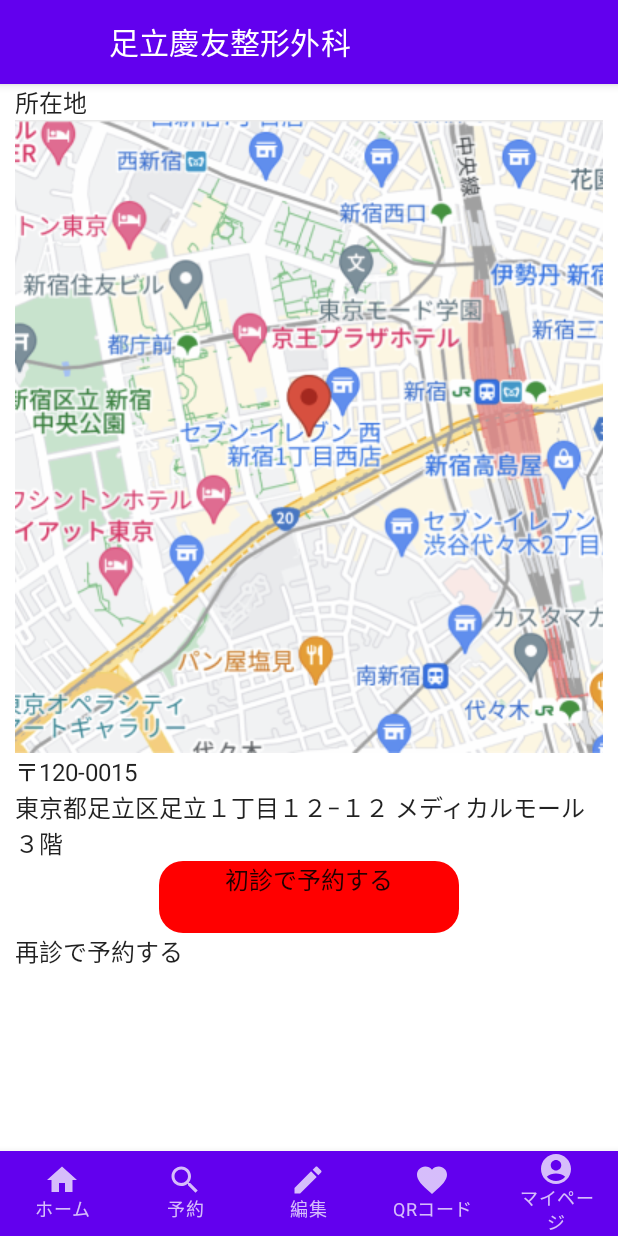
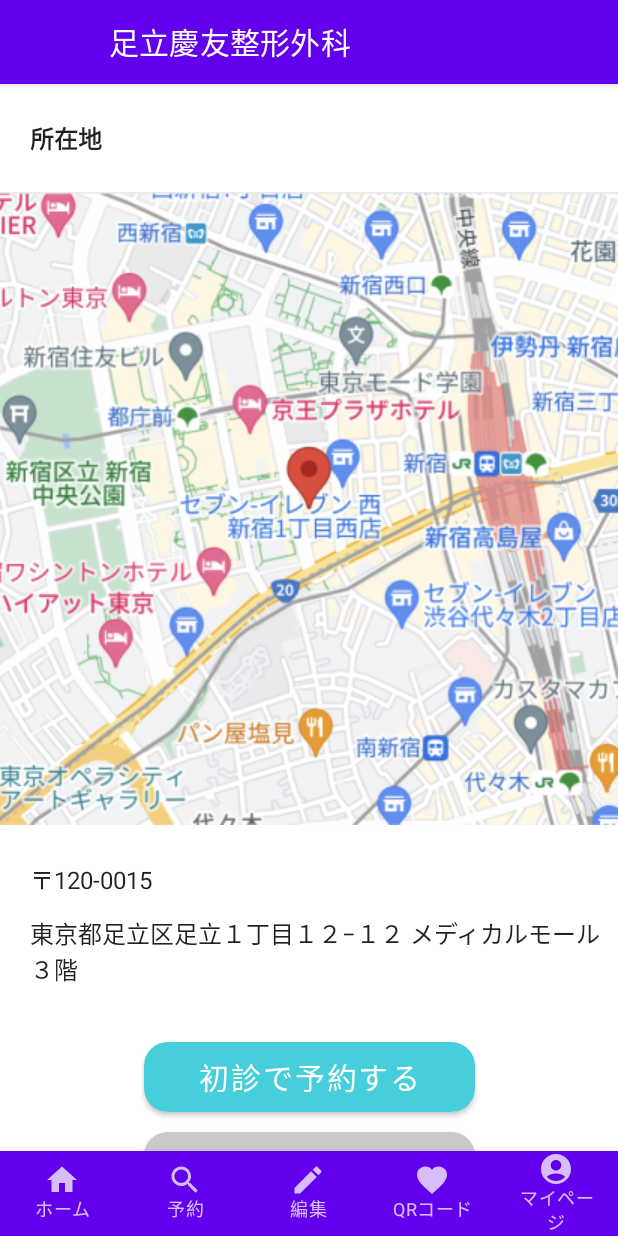
Before and after one commit to rnk0085/medical-hackathon, an Android app built with Jetpack Compose: the HospitalDetailScreen screen opened through its navigation route, on a phone screen of 412 x 824 dp. Run offline under Robolectric (Android 15) with nearby library versions, the phone set to English and light mode, and no system bars.

Commit message:
feat: HospitalDetailScreen のデザインを反映

```diff
--- /dev/null
+++ b/app/src/main/java/com/example/medicalhackathon/UtilColor.kt
@@ -0,0 +1,8 @@
+package com.example.medicalhackathon
+
+import androidx.compose.ui.graphics.Color
+
+object UtilColor {
+    val mainColor: Color = Color(0xFF47CEDB)
+    val originalGrayColor: Color = Color(0xFFC9C9C9)
+}
--- a/app/src/main/java/com/example/medicalhackathon/ui/reservation/hospitalList/HospitalDetailScreen.kt
+++ b/app/src/main/java/com/example/medicalhackathon/ui/reservation/hospitalList/HospitalDetailScreen.kt
@@ -1,28 +1,32 @@
 package com.example.medicalhackathon.ui.reservation.hospitalList
 
 import androidx.compose.foundation.Image
-import androidx.compose.foundation.background
-import androidx.compose.foundation.clickable
 import androidx.compose.foundation.layout.Box
+import androidx.compose.foundation.layout.Spacer
 import androidx.compose.foundation.layout.fillMaxSize
 import androidx.compose.foundation.layout.fillMaxWidth
+import androidx.compose.foundation.layout.height
 import androidx.compose.foundation.layout.padding
-import androidx.compose.foundation.layout.size
 import androidx.compose.foundation.lazy.LazyColumn
 import androidx.compose.foundation.shape.RoundedCornerShape
+import androidx.compose.material.Button
+import androidx.compose.material.ButtonDefaults
 import androidx.compose.material.Scaffold
 import androidx.compose.material.Text
 import androidx.compose.runtime.Composable
 import androidx.compose.ui.Alignment
 import androidx.compose.ui.Modifier
-import androidx.compose.ui.draw.clip
 import androidx.compose.ui.graphics.Color
 import androidx.compose.ui.layout.ContentScale
 import androidx.compose.ui.res.painterResource
+import androidx.compose.ui.text.font.FontWeight
 import androidx.compose.ui.text.style.TextAlign
 import androidx.compose.ui.tooling.preview.Preview
 import androidx.compose.ui.unit.dp
+import androidx.compose.ui.unit.sp
 import com.example.medicalhackathon.R
+import com.example.medicalhackathon.UtilColor.mainColor
+import com.example.medicalhackathon.UtilColor.originalGrayColor
 import com.example.medicalhackathon.ui.UtilText.hospitalAddress1
 import com.example.medicalhackathon.ui.UtilText.hospitalName1
 import com.example.medicalhackathon.ui.common.HackathonTopAppBar
@@ -33,6 +37,8 @@
 fun HospitalDetailScreen(
     modifier: Modifier = Modifier,
 ) {
+    val startPadding = 20.dp
+
     Scaffold(
         topBar = {
             HackathonTopAppBar(
@@ -45,12 +51,19 @@
         LazyColumn(
             modifier = Modifier
                 .fillMaxSize()
-                .padding(innerPaddings)
-                .padding(horizontal = 10.dp),
+                .padding(innerPaddings),
         ) {
             item {
                 Text(
                     text = "所在地",
+                    modifier = Modifier
+                        .fillMaxWidth()
+                        .padding(
+                            horizontal = startPadding,
+                            vertical = 24.dp,
+                        ),
+                    fontSize = 16.sp,
+                    fontWeight = FontWeight.Bold,
                 )
             }
 
@@ -66,12 +79,25 @@
             item {
                 Text(
                     text = "〒120-0015",
+                    modifier = Modifier
+                        .fillMaxWidth()
+                        .padding(
+                            start = startPadding,
+                            top = 24.dp,
+                        ),
                 )
             }
 
             item {
                 Text(
                     text = hospitalAddress1,
+                    modifier = Modifier
+                        .fillMaxWidth()
+                        .padding(
+                            start = startPadding,
+                            top = 12.dp,
+                            bottom = 36.dp,
+                        ),
                 )
             }
 
@@ -80,26 +106,53 @@
                     modifier = Modifier.fillMaxWidth(),
                     contentAlignment = Alignment.Center,
                 ) {
+                    Button(
+                        onClick = { /*TODO*/ },
+                        shape = RoundedCornerShape(16.dp),
+                        colors = ButtonDefaults.textButtonColors(
+                            backgroundColor = mainColor,
+                            contentColor = Color.White,
+                        ),
+                    ) {
                         Text(
                             text = "初診で予約する",
                             modifier = Modifier
-                            .size(height = 48.dp, width = 200.dp)
-                            .clip(
-                                RoundedCornerShape(16.dp)
+                                .padding(horizontal = startPadding),
+                            textAlign = TextAlign.Center,
+                            fontSize = 20.sp,
+                            fontWeight = FontWeight.Medium,
                         )
-                            .background(Color.Red)
-                            .clickable(
-                                onClick = { /* TODO */ }
-                            ),
-                        textAlign = TextAlign.Center,
-                    )
+                    }
                 }
             }
 
             item {
+                Spacer(modifier = Modifier.height(12.dp))
+            }
+
+            item {
+                Box(
+                    modifier = Modifier.fillMaxWidth(),
+                    contentAlignment = Alignment.Center,
+                ) {
+                    Button(
+                        onClick = { /*TODO*/ },
+                        shape = RoundedCornerShape(16.dp),
+                        colors = ButtonDefaults.textButtonColors(
+                            backgroundColor = originalGrayColor,
+                            contentColor = Color.White,
+                        ),
+                    ) {
                         Text(
-                    text = "再診で予約する"
+                            text = "再診で予約する",
+                            modifier = Modifier
+                                .padding(horizontal = startPadding),
+                            textAlign = TextAlign.Center,
+                            fontSize = 20.sp,
+                            fontWeight = FontWeight.Medium,
                         )
+                    }
+                }
             }
         }
     }
```
Lines whose indentation alone changed are shown as unchanged.
